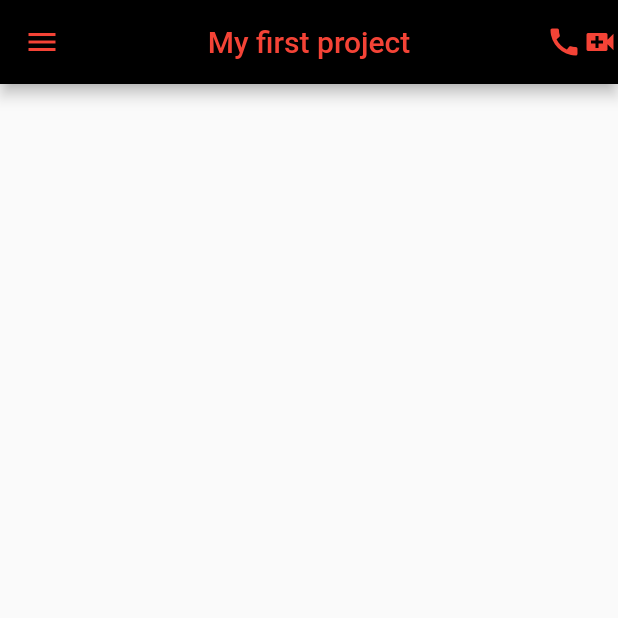
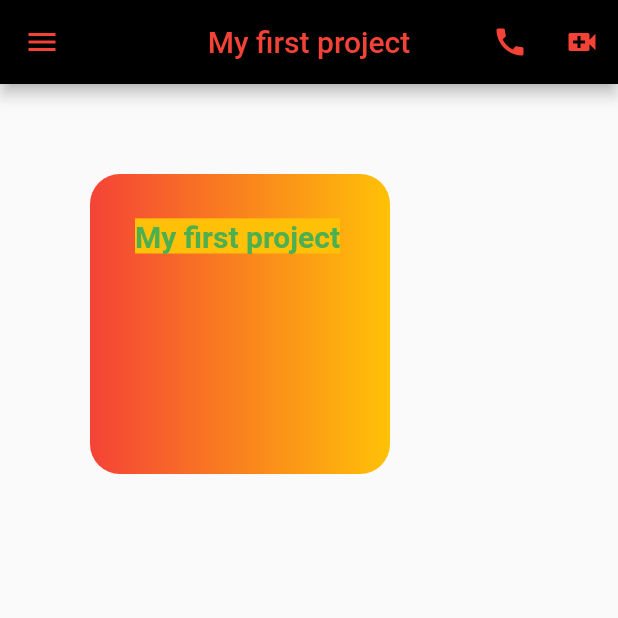
Before and after one commit to HMZKA/flutter_course_mars_2023, a Flutter app: the screen it shows after launch, on a phone screen of 412 x 824 dp, the top half of it. Run offline on Flutter 3.47's test engine with Material 2 defaults, Android fonts, the phone set to English and light mode, and no system bars.

Commit message:
container

```diff
--- a/lib/main.dart
+++ b/lib/main.dart
@@ -17,9 +17,38 @@ class MyApp extends StatelessWidget {
             title: Text('My first project'),
             centerTitle: true,
             // titleSpacing: 100,
-          actions: [Icon(Icons.call), Icon(Icons.video_call)],
+            actions: [
+              IconButton(
+                icon: Icon(Icons.call),
+                onPressed: () {},
+              ),
+              IconButton(onPressed: () {}, icon: Icon(Icons.video_call))
+            ],
+          ),
+          body: Padding(
+            padding: const EdgeInsets.all(30.0),
+            child: Container(
+              width: 200,
+              height: 200,
+              padding: EdgeInsets.all(30),
+              margin: EdgeInsets.all(30),
+              decoration: BoxDecoration(
+                  gradient: LinearGradient(
+                    colors: [Colors.red, Colors.amber],
+                    // stops: [0.25, 0.75],
+                    //  transform: GradientRotation(25)
+                  ),
+                  borderRadius: BorderRadius.circular(20)),
+              child: Text(
+                'My first project',
+                style: TextStyle(
+                    fontSize: 20,
+                    fontWeight: FontWeight.w700,
+                    color: Colors.green,
+                    backgroundColor: Colors.amber),
               ),
             ),
-    );
+          ),
+        ));
   }
 }
```
Lines whose indentation alone changed are shown as unchanged.
